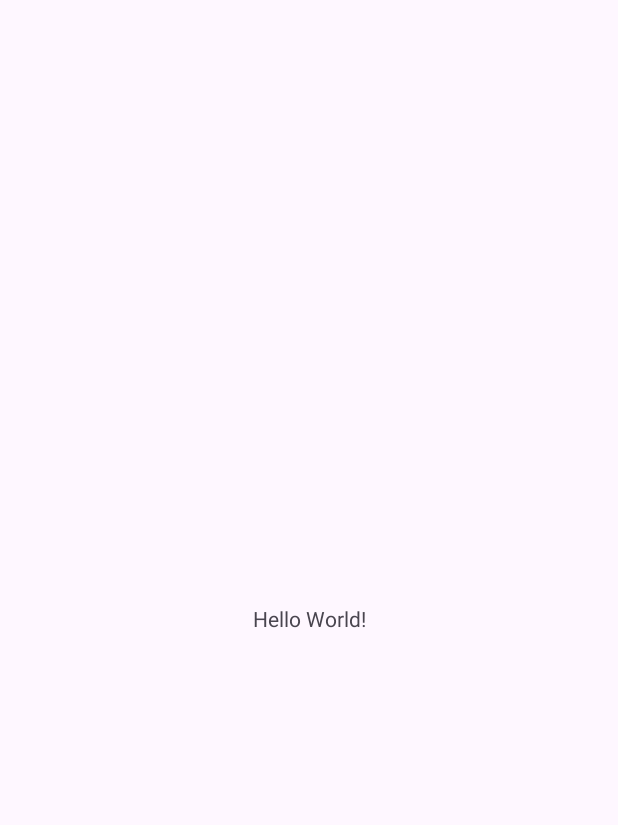
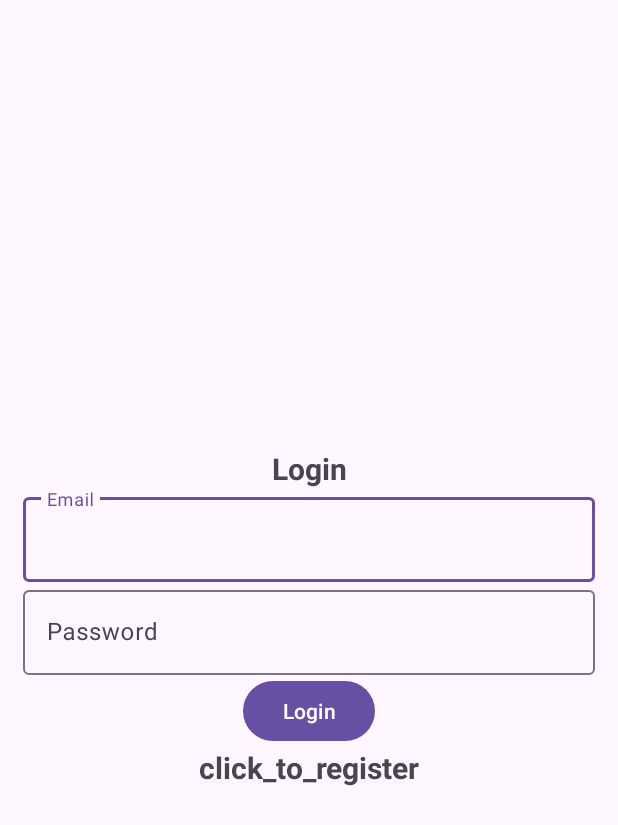
Before and after one commit to ohseyn/PetPlant, an Android app: the screen it shows after launch (MainActivity before the commit, Login after it), on a phone screen of 412 x 824 dp. Before the commit the part shown is almost empty. Shown: the top 825 px of the screen. Run offline under Robolectric (Android 15) with nearby library versions, the phone set to English and light mode, and no system bars; our stand-ins replace Firebase (no records; nobody signed in at launch, a user with empty details on screens opened directly).

Commit message:
로그인, 로그아웃 구현

```diff
--- a/app/build.gradle.kts
+++ b/app/build.gradle.kts
@@ -8,7 +8,7 @@ android {
 
     defaultConfig {
         applicationId = "com.example.petplant"
-        minSdk = 24
+        minSdk = 23
         targetSdk = 34
         versionCode = 1
         versionName = "1.0"
@@ -43,10 +43,9 @@ dependencies {
 
     implementation (platform("com.google.firebase:firebase-bom:33.1.2"))
     implementation ("com.google.firebase:firebase-analytics")
-    implementation ("com.google.firebase:firebase-auth")
+    implementation ("com.google.firebase:firebase-auth:21.1.0")
     implementation ("com.google.firebase:firebase-firestore")
     implementation ("com.google.firebase:firebase-storage")
-    implementation ("com.google.firebase:firebase-app")
 }
 
 apply {
--- /dev/null
+++ b/app/src/main/java/com/example/petplant/Login.java
@@ -0,0 +1,102 @@
+package com.example.petplant;
+
+import android.content.Intent;
+import android.os.Bundle;
+import android.text.TextUtils;
+import android.view.View;
+import android.widget.Button;
+import android.widget.ProgressBar;
+import android.widget.TextView;
+import android.widget.Toast;
+
+import androidx.activity.EdgeToEdge;
+import androidx.annotation.NonNull;
+import androidx.appcompat.app.AppCompatActivity;
+
+import com.google.android.gms.tasks.OnCompleteListener;
+import com.google.android.gms.tasks.Task;
+import com.google.android.material.textfield.TextInputEditText;
+import com.google.firebase.auth.AuthResult;
+import com.google.firebase.auth.FirebaseAuth;
+import com.google.firebase.auth.FirebaseUser;
+
+public class Login extends AppCompatActivity {
+
+    TextInputEditText editTextEmail, editTextPassword;
+    Button buttonLogin;
+    FirebaseAuth mAuth;
+    ProgressBar progressBar;
+    TextView textView;
+
+    @Override
+    public void onStart() {
+        super.onStart();
+        FirebaseUser currentUser = mAuth.getCurrentUser();
+        if(currentUser != null){
+            Intent intent = new Intent(getApplicationContext(), MainActivity.class);
+            startActivity(intent);
+            finish();
+        }
+    }
+
+    @Override
+    protected void onCreate(Bundle savedInstanceState) {
+        super.onCreate(savedInstanceState);
+        EdgeToEdge.enable(this);
+        setContentView(R.layout.activity_login);
+
+        mAuth = FirebaseAuth.getInstance();
+        editTextEmail = findViewById(R.id.email);
+        editTextPassword = findViewById(R.id.password);
+        buttonLogin = findViewById(R.id.btn_login);
+        progressBar = findViewById(R.id.progressBar);
+        textView = findViewById(R.id.registerNow);
+
+        textView.setOnClickListener(new View.OnClickListener() {
+            @Override
+            public void onClick(View view) {
+                Intent intent = new Intent(getApplicationContext(), Register.class);
+                startActivity(intent);
+                finish();
+            }
+        });
+
+        buttonLogin.setOnClickListener(new View.OnClickListener() {
+            @Override
+            public void onClick(View view) {
+                progressBar.setVisibility(View.VISIBLE);
+                String email, password;
+                email = String.valueOf(editTextEmail.getText());
+                password = String.valueOf(editTextPassword.getText());
+
+                if(TextUtils.isEmpty(email)){
+                    Toast.makeText(Login.this, "Enter email", Toast.LENGTH_SHORT).show();
+                    return;
+                }
+
+                if(TextUtils.isEmpty(password)){
+                    Toast.makeText(Login.this, "Enter password", Toast.LENGTH_SHORT).show();
+                    return;
+                }
+
+                mAuth.signInWithEmailAndPassword(email, password)
+                        .addOnCompleteListener(new OnCompleteListener<AuthResult>() {
+                            @Override
+                            public void onComplete(@NonNull Task<AuthResult> task) {
+                                progressBar.setVisibility(View.GONE);
+                                if (task.isSuccessful()) {
+                                    Toast.makeText(getApplicationContext(), "Login Successful", Toast.LENGTH_SHORT).show();
+                                    Intent intent = new Intent(getApplicationContext(), MainActivity.class);
+                                    startActivity(intent);
+                                    finish();
+                                } else {
+                                    Toast.makeText(Login.this, "Authentication failed.",
+                                            Toast.LENGTH_SHORT).show();
+                                }
+                            }
+                        });
+
+            }
+        });
+    }
+}
--- /dev/null
+++ b/app/src/main/res/layout/activity_login.xml
@@ -0,0 +1,68 @@
+<?xml version="1.0" encoding="utf-8"?>
+<LinearLayout xmlns:android="http://schemas.android.com/apk/res/android"
+    xmlns:app="http://schemas.android.com/apk/res-auto"
+    xmlns:tools="http://schemas.android.com/tools"
+    android:orientation="vertical"
+    android:gravity="center"
+    android:layout_width="match_parent"
+    android:layout_height="match_parent"
+    android:padding="15dp"
+    tools:context=".Login">
+
+    <TextView
+        android:id="@+id/textView"
+        android:textSize="20dp"
+        android:textStyle="bold"
+        android:gravity="center"
+        android:layout_width="match_parent"
+        android:layout_height="wrap_content"
+        android:text="@string/login" />
+
+    <com.google.android.material.textfield.TextInputLayout
+        android:id="@+id/textInputLayout"
+        android:layout_width="match_parent"
+        android:layout_height="wrap_content">
+
+        <com.google.android.material.textfield.TextInputEditText
+            android:id="@+id/email"
+            android:layout_width="match_parent"
+            android:layout_height="wrap_content"
+            android:hint="@string/email" />
+
+    </com.google.android.material.textfield.TextInputLayout>
+
+    <com.google.android.material.textfield.TextInputLayout
+        android:layout_width="match_parent"
+        android:layout_height="wrap_content">
+
+        <com.google.android.material.textfield.TextInputEditText
+            android:id="@+id/password"
+            android:layout_width="match_parent"
+            android:layout_height="wrap_content"
+            android:hint="@string/password" />
+
+    </com.google.android.material.textfield.TextInputLayout>
+
+    <ProgressBar
+        android:id="@+id/progressBar"
+        android:layout_width="wrap_content"
+        android:layout_height="wrap_content"
+        android:visibility="gone"/>
+
+    <Button
+        android:id="@+id/btn_login"
+        android:text="@string/login"
+        android:layout_width="wrap_content"
+        android:layout_height="wrap_content"
+        android:textColorLink="#FFFFFF" />
+
+    <TextView
+        android:id="@+id/registerNow"
+        android:layout_width="match_parent"
+        android:layout_height="wrap_content"
+        android:gravity="center"
+        android:text="@string/click_to_register"
+        android:textSize="20dp"
+        android:textStyle="bold"/>
+
+</LinearLayout>
--- a/app/src/main/res/layout/activity_main.xml
+++ b/app/src/main/res/layout/activity_main.xml
@@ -1,19 +1,24 @@
 <?xml version="1.0" encoding="utf-8"?>
-<androidx.constraintlayout.widget.ConstraintLayout xmlns:android="http://schemas.android.com/apk/res/android"
+<LinearLayout xmlns:android="http://schemas.android.com/apk/res/android"
     xmlns:app="http://schemas.android.com/apk/res-auto"
     xmlns:tools="http://schemas.android.com/tools"
     android:id="@+id/main"
+    android:orientation="vertical"
+    android:gravity="center"
     android:layout_width="match_parent"
     android:layout_height="match_parent"
     tools:context=".MainActivity">
 
     <TextView
+        android:id="@+id/user_details"
         android:layout_width="wrap_content"
         android:layout_height="wrap_content"
-        android:text="Hello World!"
-        app:layout_constraintBottom_toBottomOf="parent"
-        app:layout_constraintEnd_toEndOf="parent"
-        app:layout_constraintStart_toStartOf="parent"
-        app:layout_constraintTop_toTopOf="parent" />
+        android:text="Hello World!"/>
 
-</androidx.constraintlayout.widget.ConstraintLayout>
+    <Button
+        android:text="@string/logout"
+        android:id="@+id/logout"
+        android:layout_width="wrap_content"
+        android:layout_height="wrap_content"/>
+
+</LinearLayout>
--- a/app/src/main/res/values/strings.xml
+++ b/app/src/main/res/values/strings.xml
@@ -1,3 +1,10 @@
 <resources>
     <string name="app_name">PetPlant</string>
+    <string name="login">Login</string>
+    <string name="register">Register</string>
+    <string name="email">Email</string>
+    <string name="password">Password</string>
+    <string name="click_to_login">click_to_login</string>
+    <string name="click_to_register">click_to_register</string>
+    <string name="logout">Logout</string>
 </resources>
--- a/build.gradle.kts
+++ b/build.gradle.kts
@@ -1,6 +1,7 @@
 // Top-level build file where you can add configuration options common to all sub-projects/modules.
 plugins {
     alias(libs.plugins.android.application) apply false
+    alias(libs.plugins.google.gms.google.services) apply false
 }
 
 buildscript {
@@ -9,7 +10,7 @@ buildscript {
         mavenCentral()
     }
     dependencies {
-        classpath("com.android.tools.build:gradle:7.0.2")
+        classpath("com.android.tools.build:gradle:8.0.2")
         classpath("com.google.gms:google-services:4.4.2")
     }
 }
--- a/gradle/libs.versions.toml
+++ b/gradle/libs.versions.toml
@@ -7,6 +7,8 @@ appcompat = "1.7.0"
 material = "1.12.0"
 activity = "1.9.1"
 constraintlayout = "2.1.4"
+googleGmsGoogleServices = "4.4.2"
+firebaseAuth = "23.0.0"
 
 [libraries]
 junit = { group = "junit", name = "junit", version.ref = "junit" }
@@ -16,6 +18,8 @@ appcompat = { group = "androidx.appcompat", name = "appcompat", version.ref = "a
 material = { group = "com.google.android.material", name = "material", version.ref = "material" }
 activity = { group = "androidx.activity", name = "activity", version.ref = "activity" }
 constraintlayout = { group = "androidx.constraintlayout", name = "constraintlayout", version.ref = "constraintlayout" }
+firebase-auth = { group = "com.google.firebase", name = "firebase-auth", version.ref = "firebaseAuth" }
 
 [plugins]
 android-application = { id = "com.android.application", version.ref = "agp" }
+google-gms-google-services = { id = "com.google.gms.google-services", version.ref = "googleGmsGoogleServices" }
--- a/settings.gradle.kts
+++ b/settings.gradle.kts
@@ -6,6 +6,10 @@ pluginManagement {
                 includeGroupByRegex("com\\.google.*")
                 includeGroupByRegex("androidx.*")
             }
+        }
+        maven { url=uri("https://www.jitpack.io") }
+        maven {
+            url=uri("https://maven.google.com/")
         }
         mavenCentral()
         gradlePluginPortal()
```
Also changed, not shown: app/src/main/AndroidManifest.xml (+15 -6 lines), app/src/main/java/com/example/petplant/MainActivity.java (+37 -10 lines), app/src/main/java/com/example/petplant/Register.java (added, +103 -0 lines), app/src/main/res/layout/activity_register.xml (added, +68 -0 lines), gradle/wrapper/gradle-wrapper.properties.
